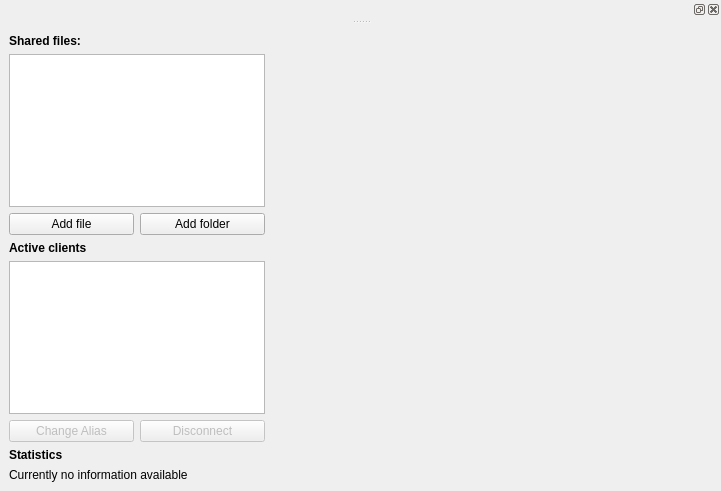
Old version of the form textshredder_ui/editorview.ui in the repository mitchelkuijpers/TextShredder.
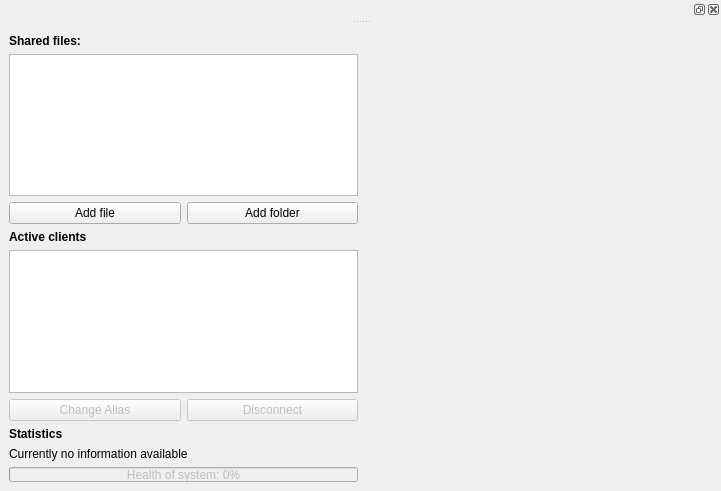
New version of the form. Custom widgets are drawn as their Qt base class.

```diff
--- a/textshredder_ui/editorview.ui
+++ b/textshredder_ui/editorview.ui
@@ -24,7 +24,7 @@
        <enum>QLayout::SetDefaultConstraint</enum>
       </property>
       <property name="horizontalSpacing">
-       <number>-1</number>
+       <number>6</number>
       </property>
       <item row="0" column="0" colspan="2">
        <widget class="QLabel" name="sharedFilesLabel">
@@ -173,6 +173,40 @@
       </property>
      </widget>
     </item>
+    <item row="1" column="0">
+     <widget class="QProgressBar" name="healthBar">
+      <property name="enabled">
+       <bool>false</bool>
+      </property>
+      <property name="sizePolicy">
+       <sizepolicy hsizetype="Expanding" vsizetype="Fixed">
+        <horstretch>0</horstretch>
+        <verstretch>0</verstretch>
+       </sizepolicy>
+      </property>
+      <property name="maximumSize">
+       <size>
+        <width>16777215</width>
+        <height>15</height>
+       </size>
+      </property>
+      <property name="value">
+       <number>0</number>
+      </property>
+      <property name="textVisible">
+       <bool>true</bool>
+      </property>
+      <property name="orientation">
+       <enum>Qt::Horizontal</enum>
+      </property>
+      <property name="invertedAppearance">
+       <bool>false</bool>
+      </property>
+      <property name="format">
+       <string>Health of system: %p%</string>
+      </property>
+     </widget>
+    </item>
    </layout>
   </widget>
   <widget class="QDockWidget" name="ribbonDock">
```
